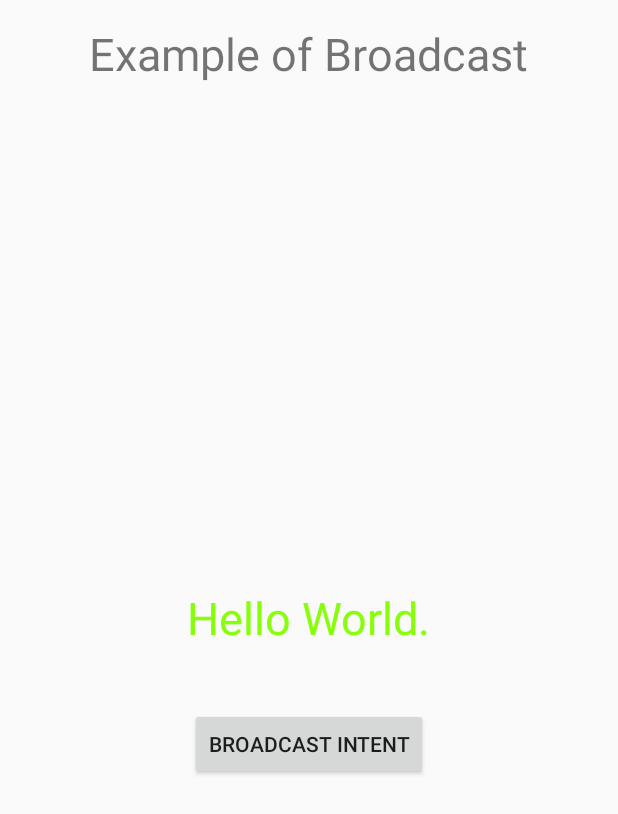
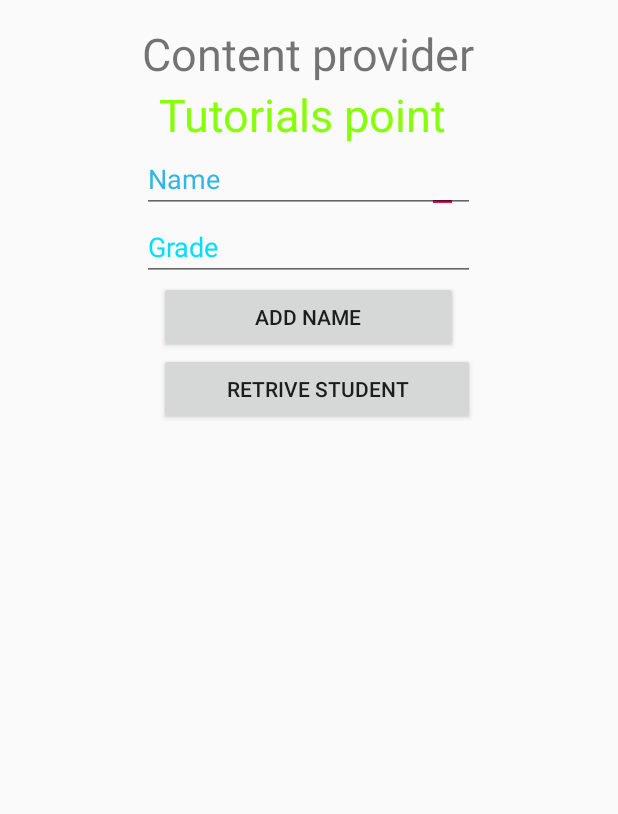
Before and after one commit to ZhangAoCanada/android_java_test, an Android app: the screen it shows after launch (MainActivity), on a phone screen of 412 x 824 dp. Shown: the top 814 px of the screen. Run offline under Robolectric (Android 15) with nearby library versions, the phone set to English and light mode, and no system bars.

Commit message:
update to the content provider.

```diff
--- a/app/src/main/res/layout/activity_main.xml
+++ b/app/src/main/res/layout/activity_main.xml
@@ -14,7 +14,7 @@
         android:id="@+id/textView1"
         android:layout_width="wrap_content"
         android:layout_height="wrap_content"
-        android:text="Example of Broadcast"
+        android:text="Content provider"
         android:layout_alignParentTop="true"
         android:layout_centerHorizontal="true"
         android:textSize="30dp" />
@@ -23,51 +23,75 @@
         android:id="@+id/textView2"
         android:layout_width="wrap_content"
         android:layout_height="wrap_content"
-        android:text="Hello World."
+        android:text="Tutorials point "
         android:textColor="#ff87ff09"
         android:textSize="30dp"
-        android:layout_centerVertical="true"
-        android:layout_centerHorizontal="true"
-        android:layout_marginBottom="40dp" />
+        android:layout_below="@+id/textView1"
+        android:layout_centerHorizontal="true" />
+
+<!--    <ImageButton-->
+<!--        android:layout_width="wrap_content"-->
+<!--        android:layout_height="wrap_content"-->
+<!--        android:id="@+id/imageButton"-->
+<!--        android:src="@drawable/abc"-->
+<!--        android:layout_below="@+id/textView2"-->
+<!--        android:layout_centerHorizontal="true" />-->
 
     <Button
         android:layout_width="wrap_content"
         android:layout_height="wrap_content"
         android:id="@+id/button2"
-        android:text="Broadcast Intent"
-        android:onClick="broadcastIntent"
+        android:text="Add Name"
+        android:layout_below="@+id/editText3"
+        android:layout_alignRight="@+id/textView2"
+        android:layout_alignEnd="@+id/textView2"
+        android:layout_alignLeft="@+id/textView2"
+        android:layout_alignStart="@+id/textView2"
+        android:onClick="onClickAddName"/>
+
+    <EditText
+        android:layout_width="wrap_content"
+        android:layout_height="wrap_content"
+        android:id="@+id/editText"
         android:layout_below="@+id/textView2"
-        android:layout_centerHorizontal="true" />
+        android:layout_alignRight="@+id/textView2"
+        android:layout_alignEnd="@+id/textView2" />
 
-<!--    <TextView-->
-<!--        android:id="@+id/textView1"-->
-<!--        android:layout_width="wrap_content"-->
-<!--        android:layout_height="wrap_content"-->
-<!--        android:layout_alignParentTop="true"-->
-<!--        android:layout_centerHorizontal="true"-->
-<!--        android:text="Example of services"-->
-<!--        android:textSize="30dp" />-->
+    <EditText
+        android:layout_width="wrap_content"
+        android:layout_height="wrap_content"
+        android:id="@+id/editText2"
+        android:layout_alignTop="@+id/editText"
+        android:layout_alignLeft="@+id/textView1"
+        android:layout_alignStart="@+id/textView1"
+        android:layout_alignRight="@+id/textView1"
+        android:layout_alignEnd="@+id/textView1"
+        android:hint="Name"
+        android:textColorHint="@android:color/holo_blue_light" />
 
-<!--    <Button-->
-<!--        android:id="@+id/button2"-->
-<!--        android:layout_width="wrap_content"-->
-<!--        android:layout_height="wrap_content"-->
-<!--        android:layout_below="@+id/textView1"-->
-<!--        android:layout_centerHorizontal="true"-->
-<!--        android:onClick="startService"-->
-<!--        android:text="Start Services" />-->
+    <EditText
+        android:layout_width="wrap_content"
+        android:layout_height="wrap_content"
+        android:id="@+id/editText3"
+        android:layout_below="@+id/editText"
+        android:layout_alignLeft="@+id/editText2"
+        android:layout_alignStart="@+id/editText2"
+        android:layout_alignRight="@+id/editText2"
+        android:layout_alignEnd="@+id/editText2"
+        android:hint="Grade"
+        android:textColorHint="@android:color/holo_blue_bright" />
 
-<!--    <Button-->
-<!--        android:id="@+id/button"-->
-<!--        android:layout_width="wrap_content"-->
-<!--        android:layout_height="wrap_content"-->
-<!--        android:layout_below="@+id/button2"-->
-<!--        android:layout_alignStart="@+id/button2"-->
-<!--        android:layout_alignLeft="@+id/button2"-->
-<!--        android:layout_alignEnd="@+id/button2"-->
-<!--        android:layout_alignRight="@+id/button2"-->
-<!--        android:onClick="stopService"-->
-<!--        android:text="Stop Services" />-->
+    <Button
+        android:layout_width="wrap_content"
+        android:layout_height="wrap_content"
+        android:text="Retrive student"
+        android:id="@+id/button"
+        android:layout_below="@+id/button2"
+        android:layout_alignRight="@+id/editText3"
+        android:layout_alignEnd="@+id/editText3"
+        android:layout_alignLeft="@+id/button2"
+        android:layout_alignStart="@+id/button2"
+        android:onClick="onClickRetrieveStudents"/>
 
 </RelativeLayout>
 <!--</androidx.constraintlayout.widget.ConstraintLayout>-->
```
Also changed, not shown: app/src/main/AndroidManifest.xml (+8 -7 lines), app/src/main/java/com/example/test_on_phone/MainActivity.java (+40 -64 lines), app/src/main/java/com/example/test_on_phone/StudentsProvider.java (added, +207 -0 lines).
